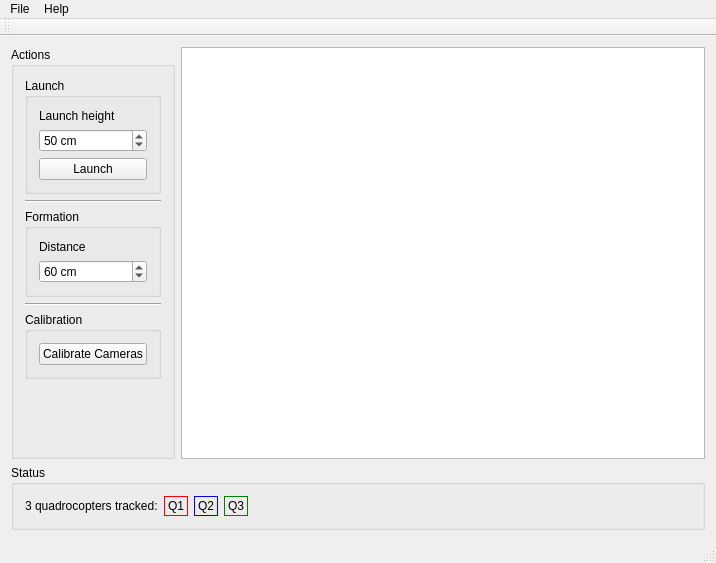
Old version of the form mainwindow.ui in the repository KITrokopter/gui-concepts.
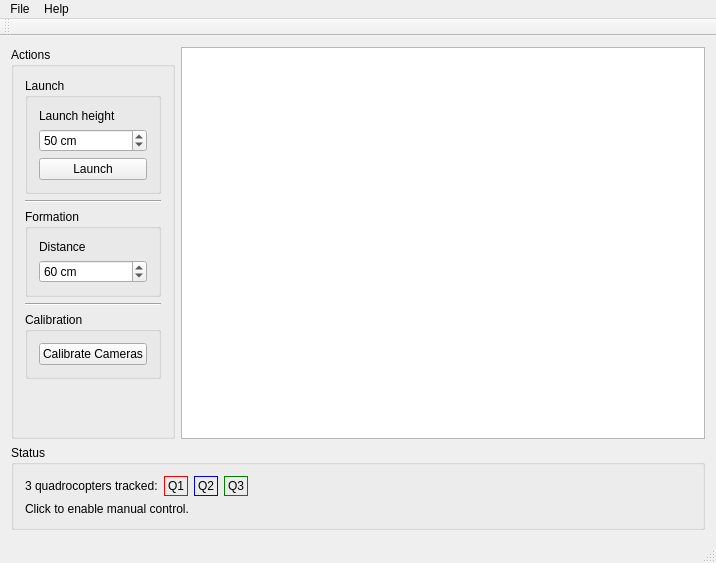
New version of the form.

Commit message: Add hint about controlling manually

Patch:
```diff
--- a/mainwindow.ui
+++ b/mainwindow.ui
@@ -181,7 +181,9 @@
       <property name="title">
        <string>Status</string>
       </property>
-      <layout class="QHBoxLayout" name="horizontalLayout">
+      <layout class="QVBoxLayout" name="verticalLayout_5">
+       <item>
+        <layout class="QHBoxLayout" name="horizontalLayout_3">
        <item>
         <widget class="QLabel" name="label">
          <property name="text">
@@ -231,6 +233,15 @@
           </size>
          </property>
         </spacer>
+         </item>
+        </layout>
+       </item>
+       <item>
+        <widget class="QLabel" name="label_5">
+         <property name="text">
+          <string>Click to enable manual control.</string>
+         </property>
+        </widget>
        </item>
       </layout>
      </widget>
```
Lines whose indentation alone changed are shown as unchanged.
